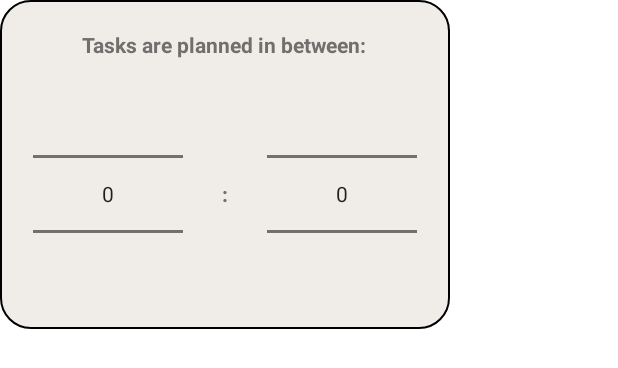
After one commit to kotenjan/and_app_task, an Android app built with Jetpack Compose: the layout settings_popup.xml on its own in the app's theme, with its tools: preview values and no code run, on a phone screen of 412 x 824 dp. The commit adds this screen. Shown: the top 368 px of the screen. Run offline under Robolectric (Android 15) with nearby library versions, the phone set to English and light mode, and no system bars.

Commit message:
task copy and modify finished

```diff
--- a/app/src/main/AndroidManifest.xml
+++ b/app/src/main/AndroidManifest.xml
@@ -4,7 +4,6 @@
 
     <uses-permission android:name="android.permission.FOREGROUND_SERVICE" />
     <uses-permission android:name="android.permission.POST_NOTIFICATIONS" />
-
     <uses-permission android:name="android.permission.VIBRATE" />
 
     <application
--- a/app/src/main/java/com/example/timemanager/NotificationService.kt
+++ b/app/src/main/java/com/example/timemanager/NotificationService.kt
@@ -8,7 +8,6 @@ import androidx.core.app.NotificationCompat
 import androidx.core.app.NotificationManagerCompat
 import android.app.PendingIntent
 import android.graphics.Color
-import android.media.MediaPlayer
 import android.view.View
 import android.widget.RemoteViews
 import androidx.core.content.ContextCompat
@@ -123,7 +122,7 @@ class NotificationService : Service(), CoroutineScope {
         updateMutex.withLock {
             intent?.let {
                 when(it.action) {
-                    Variables.ACTION_ADD -> {
+                    Variables.ACTION_CREATE -> {
                         intent.parcelable<Task>(Variables.TASK)!!.let { task ->
                             val existingTask = runningTasks.find { instance -> instance == task }
                             if (existingTask == null) { runningTasks.add(task) }
--- a/app/src/main/java/com/example/timemanager/TaskAdapter.kt
+++ b/app/src/main/java/com/example/timemanager/TaskAdapter.kt
@@ -102,6 +102,7 @@ class TaskAdapter(
         private val playButton: ImageButton = view.findViewById(R.id.play)
         private val finishButton: ImageButton = view.findViewById(R.id.finish)
         private val modifyButton: ImageButton = view.findViewById(R.id.modify)
+        private val copyButton: ImageButton = view.findViewById(R.id.copy)
         private val deleteButton: ImageButton = view.findViewById(R.id.delete)
         private val forwardButton: ImageButton = view.findViewById(R.id.forward)
         private val taskTitle = view.findViewById<TextView>(R.id.title)
@@ -198,6 +199,7 @@ class TaskAdapter(
                 finishButton.setImageResource(R.drawable.ic_back_arrow)
                 control.visibility = View.GONE
                 progression.visibility = View.GONE
+                copyButton.visibility = View.GONE
                 modifyButton.visibility = View.GONE
                 taskTimeText.visibility = View.GONE
 
@@ -230,6 +232,10 @@ class TaskAdapter(
 
                 modifyButton.setOnClickListener {
                     modifyCallback.onModifyTask(taskViewModel.getTask(task))
+                }
+
+                copyButton.setOnClickListener {
+                    modifyCallback.onCopyTask(taskViewModel.getTask(task))
                 }
             }
 
--- a/app/src/main/java/com/example/timemanager/TaskModifyCallback.kt
+++ b/app/src/main/java/com/example/timemanager/TaskModifyCallback.kt
@@ -2,4 +2,6 @@ package com.example.timemanager
 
 interface TaskModifyCallback {
     fun onModifyTask(task: Task)
+
+    fun onCopyTask(task: Task)
 }
--- /dev/null
+++ b/app/src/main/res/drawable/ic_calendar.xml
@@ -0,0 +1,5 @@
+<vector android:height="24dp" android:tint="#FFFFFF"
+    android:viewportHeight="24" android:viewportWidth="24"
+    android:width="24dp" xmlns:android="http://schemas.android.com/apk/res/android">
+    <path android:fillColor="@android:color/white" android:pathData="M12,22H5c-1.11,0 -2,-0.9 -2,-2L3.01,6c0,-1.1 0.88,-2 1.99,-2h1V2h2v2h8V2h2v2h1c1.1,0 2,0.9 2,2v6h-2v-2H5v10h7V22zM22.13,16.99l0.71,-0.71c0.39,-0.39 0.39,-1.02 0,-1.41l-0.71,-0.71c-0.39,-0.39 -1.02,-0.39 -1.41,0l-0.71,0.71L22.13,16.99zM21.42,17.7l-5.3,5.3H14v-2.12l5.3,-5.3L21.42,17.7z"/>
+</vector>
--- a/app/src/main/res/drawable/ic_launcher.xml
+++ b/app/src/main/res/drawable/ic_launcher.xml
@@ -5,7 +5,7 @@
     android:viewportHeight="690">
 
   <group
-      android:translateX="15"
+      android:translateX="10"
       android:translateY="15">
 
 
--- a/app/src/main/res/layout/activity_create_task.xml
+++ b/app/src/main/res/layout/activity_create_task.xml
@@ -66,7 +66,7 @@
                     android:layout_height="wrap_content"
                     android:textStyle="bold"
                     android:textColor="#716f6d"
-                    android:text=":"
+                    android:text="@string/divider"
                     android:layout_margin="16dp"/>
 
                 <NumberPicker
--- /dev/null
+++ b/app/src/main/res/layout/settings_popup.xml
@@ -0,0 +1,56 @@
+<LinearLayout xmlns:android="http://schemas.android.com/apk/res/android"
+    android:layout_width="wrap_content"
+    android:layout_height="wrap_content"
+    android:gravity="center"
+    android:orientation="vertical"
+    android:background="@drawable/border">
+
+    <LinearLayout
+        android:layout_width="300dp"
+        android:layout_height="match_parent"
+        android:gravity="center"
+        android:orientation="vertical">
+
+        <TextView
+            android:layout_width="wrap_content"
+            android:layout_height="wrap_content"
+            android:layout_marginTop="20dp"
+            android:textStyle="bold"
+            android:textColor="#716f6d"
+            android:text="@string/tasks_are_planned_in_between" />
+
+
+        <LinearLayout
+            android:id="@+id/time_picker_layout_activity"
+            android:layout_width="300dp"
+            android:layout_height="wrap_content"
+            android:gravity="center"
+            android:orientation="horizontal">
+
+            <NumberPicker
+                android:id="@+id/from"
+                android:layout_width="100dp"
+                android:layout_height="wrap_content"
+                android:layout_marginLeft="10dp"
+                android:layout_marginRight="10dp" />
+
+            <TextView
+                android:layout_width="wrap_content"
+                android:layout_height="wrap_content"
+                android:textStyle="bold"
+                android:textColor="#716f6d"
+                android:text="@string/divider"
+                android:layout_margin="16dp"/>
+
+            <NumberPicker
+                android:id="@+id/to"
+                android:layout_width="100dp"
+                android:layout_height="wrap_content"
+                android:layout_marginLeft="10dp"
+                android:layout_marginRight="10dp" />
+
+        </LinearLayout>
+
+    </LinearLayout>
+
+</LinearLayout>
--- a/app/src/main/res/values/colors.xml
+++ b/app/src/main/res/values/colors.xml
@@ -16,4 +16,5 @@
     <color name="defaultButtonShadow">#2E2E73</color>
     <color name="defaultTaskColor">#5C5CE6</color>
     <color name="defaultDarkTaskColor">#2E2E73</color>
+    <color name="settingsColor">#cca883</color>
 </resources>
--- a/app/src/main/res/values/strings.xml
+++ b/app/src/main/res/values/strings.xml
@@ -14,5 +14,12 @@
     <string name="repeat_interval">Every %1$d days</string>
     <string name="finished">FINISHED</string>
     <string name="add_more">MORE...</string>
+    <string name="settings">Settings</string>
+    <string name="divider">:</string>
+    <string name="split_tasks_longer_than">Split tasks longer than:</string>
+    <string name="tasks_are_planned_in_between">Tasks are planned in between:</string>
+    <string name="add_to_google_calendar">Add to google calendar</string>
+    <string name="add_task">ADD TASK</string>
+    <string name="copy">Copy</string>
 
 </resources>
```
Also changed, not shown: app/src/main/java/com/example/timemanager/CreateTaskActivity.kt (+22 -6 lines), app/src/main/java/com/example/timemanager/MainActivity.kt (+85 -10 lines), app/src/main/java/com/example/timemanager/TaskSoundSystem.kt (+4 -4 lines), app/src/main/java/com/example/timemanager/TaskViewModel.kt (+35 -7 lines), app/src/main/java/com/example/timemanager/Variables.kt (+7 -4 lines), app/src/main/res/drawable/ic_settings.xml (added, +7 -0 lines), app/src/main/res/layout/activity_main.xml (+11 -0 lines), app/src/main/res/layout/task_item.xml (+12 -0 lines).
